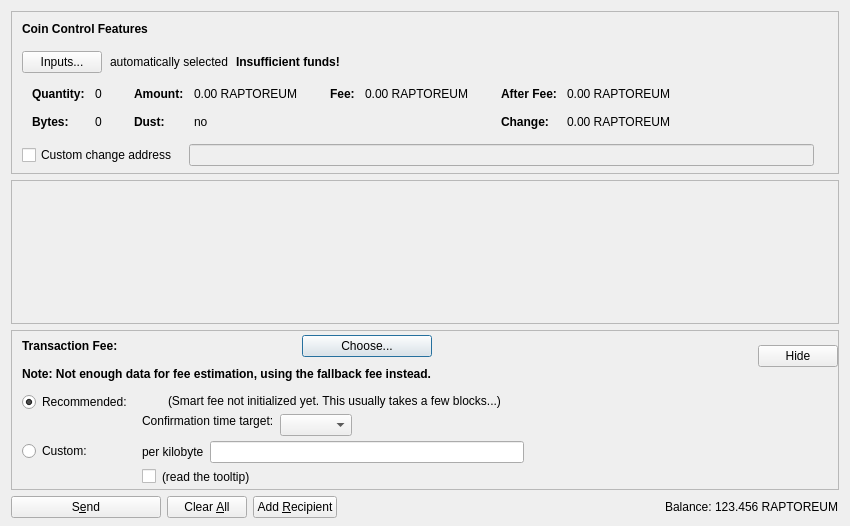
Above: src/qt/forms/sendcoinsdialog.ui from Raptor3um/raptoreum before the change. Below: the same form after it.
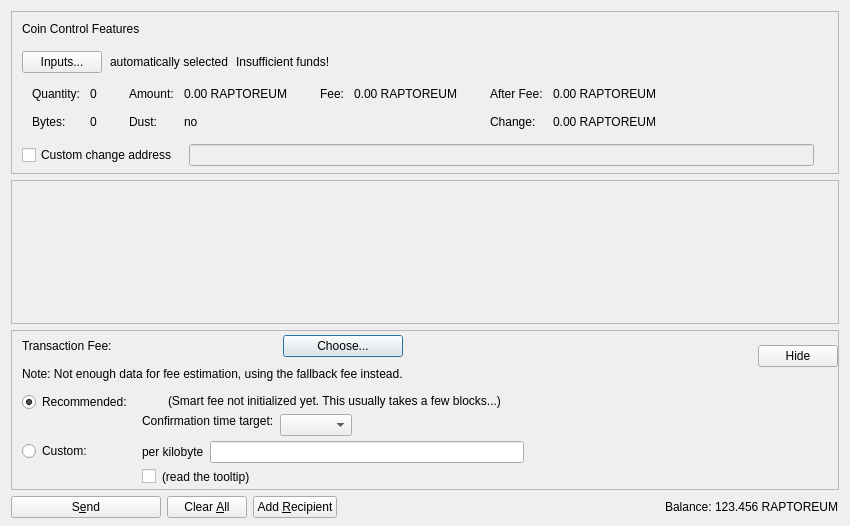
That is the form after the change. Custom widgets are drawn as their Qt base class.

Commit message:
Merge pull request #3555 from xdustinface/pr-ui-2-fonts
qt: Implement application wide font management

Diff of the .ui file:
```diff
--- a/src/qt/forms/sendcoinsdialog.ui
+++ b/src/qt/forms/sendcoinsdialog.ui
@@ -77,15 +77,6 @@
               <verstretch>0</verstretch>
              </sizepolicy>
             </property>
-            <property name="font">
-             <font>
-              <weight>75</weight>
-              <bold>true</bold>
-             </font>
-            </property>
-            <property name="styleSheet">
-             <string notr="true">font-weight:bold;</string>
-            </property>
             <property name="text">
              <string>Coin Control Features</string>
             </property>
@@ -126,15 +117,6 @@
           </item>
           <item>
            <widget class="QLabel" name="labelCoinControlInsuffFunds">
-            <property name="font">
-             <font>
-              <weight>75</weight>
-              <bold>true</bold>
-             </font>
-            </property>
-            <property name="styleSheet">
-             <string notr="true">font-weight:bold;</string>
-            </property>
             <property name="text">
              <string>Insufficient funds!</string>
             </property>
@@ -218,12 +200,6 @@
                </property>
                <item row="0" column="0">
                 <widget class="QLabel" name="labelCoinControlQuantityText">
-                 <property name="font">
-                  <font>
-                   <weight>75</weight>
-                   <bold>true</bold>
-                  </font>
-                 </property>
                  <property name="text">
                   <string>Quantity:</string>
                  </property>
@@ -253,12 +229,6 @@
                </item>
                <item row="1" column="0">
                 <widget class="QLabel" name="labelCoinControlBytesText">
-                 <property name="font">
-                  <font>
-                   <weight>75</weight>
-                   <bold>true</bold>
-                  </font>
-                 </property>
                  <property name="text">
                   <string>Bytes:</string>
                  </property>
@@ -301,12 +271,6 @@
                </property>
                <item row="0" column="0">
                 <widget class="QLabel" name="labelCoinControlAmountText">
-                 <property name="font">
-                  <font>
-                   <weight>75</weight>
-                   <bold>true</bold>
-                  </font>
-                 </property>
                  <property name="text">
                   <string>Amount:</string>
                  </property>
@@ -333,12 +297,6 @@
                </item>
                <item row="1" column="0">
                 <widget class="QLabel" name="labelCoinControlLowOutputText">
-                 <property name="font">
-                  <font>
-                   <weight>75</weight>
-                   <bold>true</bold>
-                  </font>
-                 </property>
                  <property name="text">
                   <string>Dust:</string>
                  </property>
@@ -381,12 +339,6 @@
                </property>
                <item row="0" column="0">
                 <widget class="QLabel" name="labelCoinControlFeeText">
-                 <property name="font">
-                  <font>
-                   <weight>75</weight>
-                   <bold>true</bold>
-                  </font>
-                 </property>
                  <property name="text">
                   <string>Fee:</string>
                  </property>
@@ -432,12 +384,6 @@
                </property>
                <item row="0" column="0">
                 <widget class="QLabel" name="labelCoinControlAfterFeeText">
-                 <property name="font">
-                  <font>
-                   <weight>75</weight>
-                   <bold>true</bold>
-                  </font>
-                 </property>
                  <property name="text">
                   <string>After Fee:</string>
                  </property>
@@ -464,12 +410,6 @@
                </item>
                <item row="1" column="0">
                 <widget class="QLabel" name="labelCoinControlChangeText">
-                 <property name="font">
-                  <font>
-                   <weight>75</weight>
-                   <bold>true</bold>
-                  </font>
-                 </property>
                  <property name="text">
                   <string>Change:</string>
                  </property>
@@ -714,15 +654,6 @@
                   <verstretch>0</verstretch>
                  </sizepolicy>
                 </property>
-                <property name="font">
-                 <font>
-                  <weight>75</weight>
-                  <bold>true</bold>
-                 </font>
-                </property>
-                <property name="styleSheet">
-                 <string notr="true">font-weight:bold;</string>
-                </property>
                 <property name="text">
                  <string>Transaction Fee:</string>
                 </property>
@@ -762,12 +693,6 @@
               <property name="toolTip">
                <string>Using the fallbackfee can result in sending a transaction that will take several hours or days (or never) to confirm. Consider choosing your fee manually or wait until you have validated the complete chain.</string>
               </property>
-              <property name="font">
-              <font>
-                  <weight>75</weight>
-                  <bold>true</bold>
-              </font>
-              </property>
               <property name="text">
                <string>Note: Not enough data for fee estimation, using the fallback fee instead.</string>
               </property>
```
The commit also changes 55 other files.
